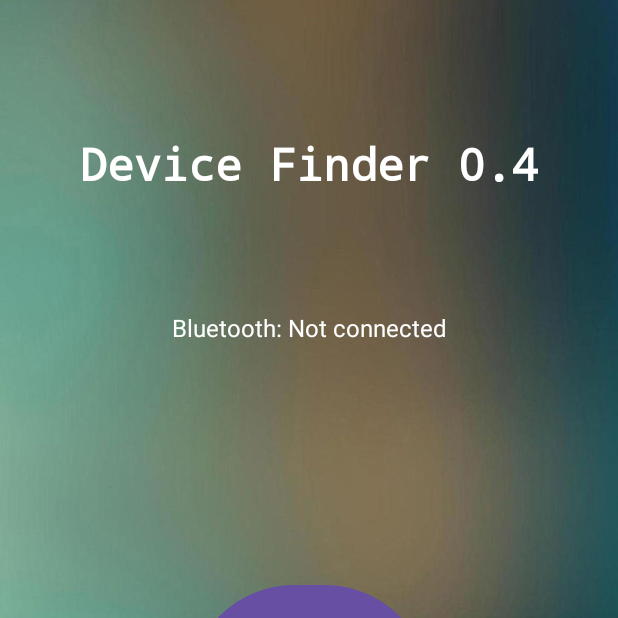
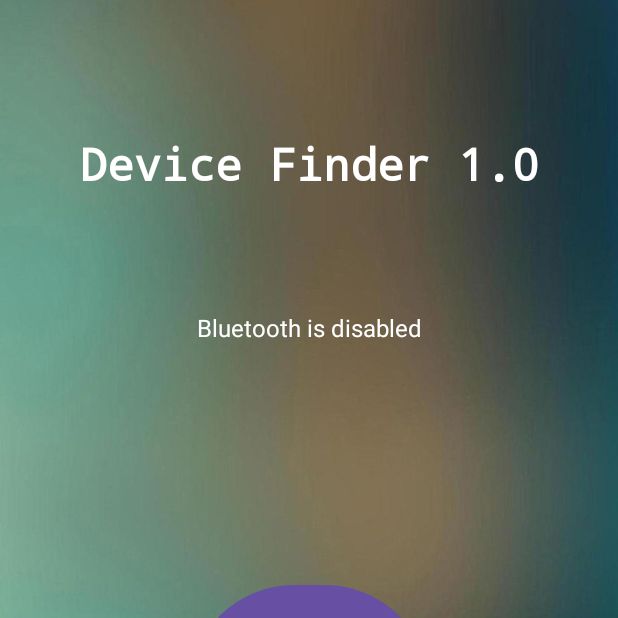
Before and after one commit to savesantos/DeviceFinder, an Android app: the screen it shows after launch (MainActivity), on a phone screen of 412 x 824 dp, the top half of it. Run offline under Robolectric (Android 15) with nearby library versions, the phone set to English and light mode, and no system bars.

```diff
--- a/app/src/main/java/nos/example/devicefinder/MainActivity.java
+++ b/app/src/main/java/nos/example/devicefinder/MainActivity.java
@@ -38,11 +38,19 @@ public class MainActivity extends AppCompatActivity {
 
     private static final int REQUEST_ENABLE_BT = 1;
     private static final UUID MY_UUID = UUID.fromString("00001101-0000-1000-8000-00805F9B34FB");
+    // Declare TextView variable for displaying the message
+    private TextView bluetoothStatusTextView;
 
     @Override
     protected void onCreate(Bundle savedInstanceState) {
         super.onCreate(savedInstanceState);
         setContentView(R.layout.activity_main);
+
+        // Initialize bluetoothStatusTextView
+        bluetoothStatusTextView = findViewById(R.id.bluetoothStatusTextView);
+
+        // Check Bluetooth connection status and update message
+        updateBluetoothMessage();
 
         // Use this check to determine whether Bluetooth classic is supported on the device.
         // Then you can selectively disable BLE-related features.
@@ -52,6 +60,7 @@ public class MainActivity extends AppCompatActivity {
         BluetoothAdapter bluetoothAdapter = bluetoothManager.getAdapter();
         if (bluetoothAdapter == null) {
             // Device doesn't support Bluetooth
+            bluetoothStatusTextView.setText("Bluetooth not supported on this device");
             return;
         }
 
@@ -63,6 +72,7 @@ public class MainActivity extends AppCompatActivity {
             //                                          int[] grantResults)
             // to handle the case where the user grants the permission. See the documentation
             // for ActivityCompat#requestPermissions for more details.
+            bluetoothStatusTextView.setText("Permissions not given on creation");
             return;
         }
 
@@ -86,6 +96,42 @@ public class MainActivity extends AppCompatActivity {
         registerReceiver(receiver, filter);
     }
 
+    // Method to update the message based on Bluetooth connection status
+    private void updateBluetoothMessage() {
+        BluetoothAdapter bluetoothAdapter = BluetoothAdapter.getDefaultAdapter();
+
+        if (bluetoothAdapter == null) {
+            // Device doesn't support Bluetooth
+            bluetoothStatusTextView.setText("Bluetooth not supported on this device");
+        } else {
+            if (bluetoothAdapter.isEnabled()) {
+                // Bluetooth is enabled
+                if (ActivityCompat.checkSelfPermission(this, Manifest.permission.BLUETOOTH_CONNECT) != PackageManager.PERMISSION_GRANTED) {
+                    // TODO: Consider calling
+                    //    ActivityCompat#requestPermissions
+                    // here to request the missing permissions, and then overriding
+                    //   public void onRequestPermissionsResult(int requestCode, String[] permissions,
+                    //                                          int[] grantResults)
+                    // to handle the case where the user grants the permission. See the documentation
+                    // for ActivityCompat#requestPermissions for more details.
+                    bluetoothStatusTextView.setText("Permission not given");
+                    return;
+                }
+                Set<BluetoothDevice> pairedDevices = bluetoothAdapter.getBondedDevices();
+                if (pairedDevices.size() > 0) {
+                    // There are paired devices
+                    bluetoothStatusTextView.setText("Bluetooth Paired");
+                } else {
+                    // No paired devices
+                    bluetoothStatusTextView.setText("Bluetooth enabled, but not paired");
+                }
+            } else {
+                // Bluetooth is not enabled
+                bluetoothStatusTextView.setText("Bluetooth is disabled");
+            }
+        }
+    }
+
     // Create a BroadcastReceiver for ACTION_FOUND.
     private final BroadcastReceiver receiver = new BroadcastReceiver() {
         public void onReceive(Context context, Intent intent) {
@@ -102,6 +148,7 @@ public class MainActivity extends AppCompatActivity {
                     //                                          int[] grantResults)
                     // to handle the case where the user grants the permission. See the documentation
                     // for ActivityCompat#requestPermissions for more details.
+                    bluetoothStatusTextView.setText("Permissions not given on broadcast receiver");
                     return;
                 }
                 String deviceName = device.getName();
@@ -142,6 +189,7 @@ public class MainActivity extends AppCompatActivity {
                     //                                          int[] grantResults)
                     // to handle the case where the user grants the permission. See the documentation
                     // for ActivityCompat#requestPermissions for more details.
+                    bluetoothStatusTextView.setText("Permissions not given on Accept thread");
                     return;
                 }
                 tmp = bluetoothAdapter.listenUsingRfcommWithServiceRecord(NAME, MY_UUID);
--- a/app/src/main/res/layout/activity_main.xml
+++ b/app/src/main/res/layout/activity_main.xml
@@ -11,7 +11,7 @@
         android:id="@+id/textView2"
         android:layout_width="wrap_content"
         android:layout_height="wrap_content"
-        android:text="Device Finder 0.4"
+        android:text="Device Finder 1.0"
         android:textColor="@color/white"
         android:textSize="30sp"
         android:textStyle="bold"
```
